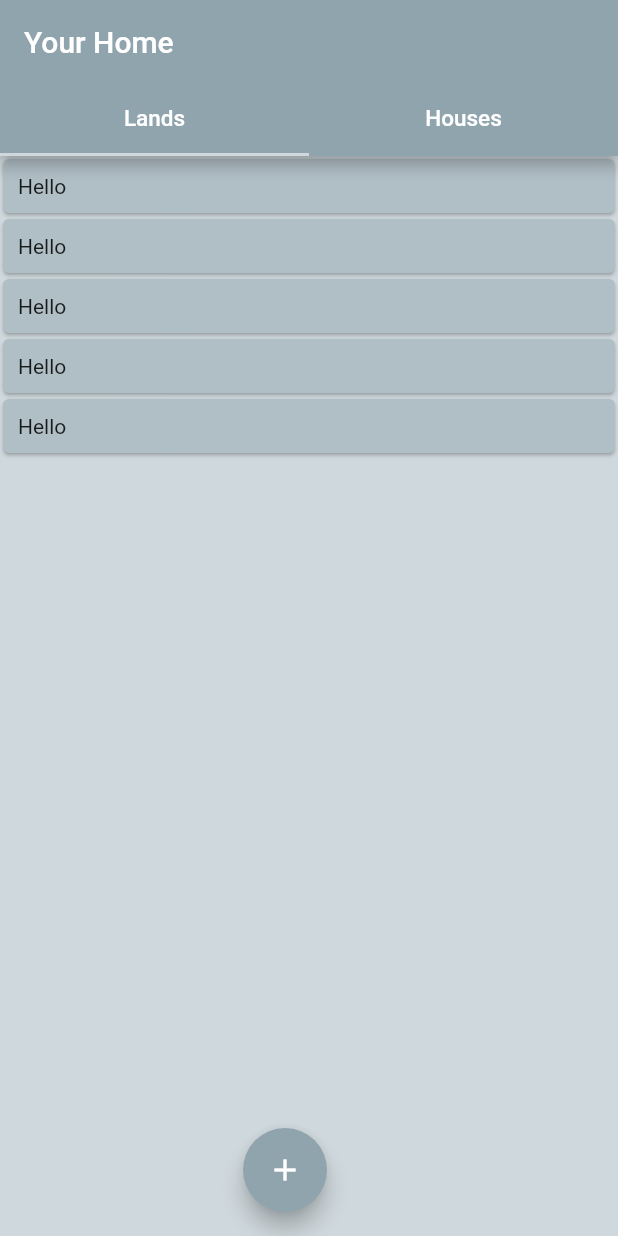
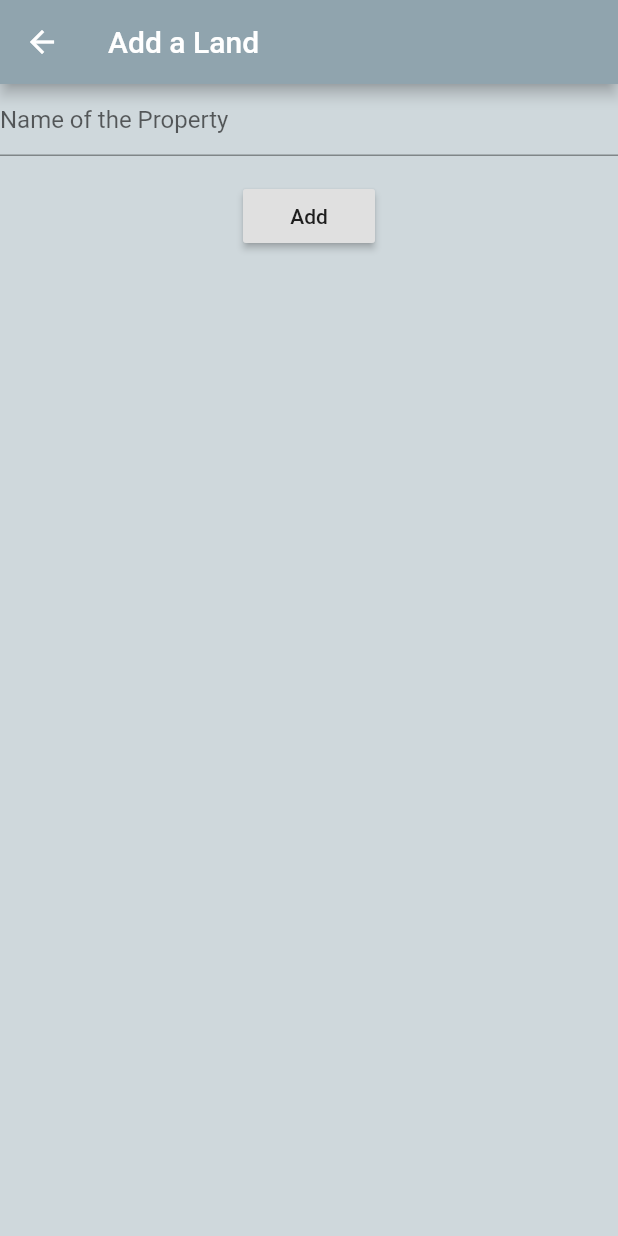
Before and after one commit to chathu89916/Land_Finder, a Flutter app: the screen it shows after launch, after a tap on the "add" icon, on a phone screen of 412 x 824 dp. Run offline on Flutter 3.47's test engine with Material 2 defaults, Android fonts, the phone set to English and light mode, and no system bars.

Commit message:
added the 'addland' page

```diff
--- a/lib/screens/addLands.dart
+++ b/lib/screens/addLands.dart
@@ -1,5 +1,6 @@
 import 'package:flutter/material.dart';
 import 'package:Land_Finder/screens/lands.dart';
+import 'package:Land_Finder/style/appBarStyle.dart';
 
 class AddLands extends StatefulWidget {
   @override
@@ -9,8 +10,75 @@ class AddLands extends StatefulWidget {
 class _AddLandsState extends State<AddLands> {
   @override
   Widget build(BuildContext context) {
-    return Container(
-
+    return MaterialApp(
+      debugShowCheckedModeBanner: false,
+      home: Scaffold(
+        backgroundColor: Colors.blueGrey[100],
+        appBar: AppBar(
+          leading: IconButton(
+            icon: Icon(Icons.arrow_back),
+            onPressed: () => Navigator.of(context).pop(),
+          ),
+          backgroundColor: AppBarStyle.appBarColor,
+          title: Text(
+            'Add a Land',
+            style: AppBarStyle.txtStyle,
+          ),
+        ),
+        body: FormWidget(),
+      ),
     );
   }
 }
+
+class FormWidget extends StatefulWidget {
+  FormWidget({Key key}) : super(key: key);
+
+  @override
+  _FormWidgetState createState() => _FormWidgetState();
+}
+
+class _FormWidgetState extends State<FormWidget> {
+  final _formKey = GlobalKey<FormState>();
+
+  @override
+  Widget build(BuildContext context) {
+    return Form(
+      key: _formKey,
+      child: Column(
+        crossAxisAlignment: CrossAxisAlignment.start,
+        children: <Widget>[
+          TextFormField(
+            decoration: const InputDecoration(
+              hintText: 'Name of the Property',
+            ),
+            validator: (value) {
+              if (value.isEmpty) {
+                return 'Please add a Name';
+              }
+              return null;
+            },
+          ),
+          Padding(
+            padding: EdgeInsets.symmetric(
+              vertical: 16.0,
+            ),
+            child: Row(
+              mainAxisAlignment: MainAxisAlignment.center,
+              children: <Widget>[
+                RaisedButton(
+                  onPressed: () {
+                    if(_formKey.currentState.validate()){
+                      print('Saved');
+                    }
+                  },
+                  child: Text('Add'),
+                ),
+              ],
+            ),
+          ),
+        ],
+      ),
+    );
+  }
+}
--- a/lib/screens/lands.dart
+++ b/lib/screens/lands.dart
@@ -1,4 +1,5 @@
 import 'package:flutter/material.dart';
+import 'package:Land_Finder/style/appBarStyle.dart';
 
 class Lands extends StatefulWidget {
   @override
@@ -40,6 +41,26 @@ final TextStyle txtThemeSub =
     TextStyle(color: Colors.white, fontFamily: 'Roboto', fontSize: 15.0);
 
 class _LandsState extends State<Lands> with SingleTickerProviderStateMixin {
+  TabController _tabController;
+
+  @override
+  void initState() {
+    super.initState();
+    _tabController = TabController(length: 2, vsync: this, initialIndex: 0);
+    _tabController.addListener(_handleTabIndex);
+  }
+
+  @override
+  void dispose() {
+    _tabController.removeListener(_handleTabIndex);
+    _tabController.dispose();
+    super.dispose();
+  }
+
+  void _handleTabIndex() {
+    setState(() {});
+  }
+
   final List<Tab> mainTabs = <Tab>[
     Tab(
       child: Text(
@@ -57,22 +78,23 @@ class _LandsState extends State<Lands> with SingleTickerProviderStateMixin {
 
   @override
   Widget build(BuildContext context) {
-    return DefaultTabController(
-      length: 2,
-      child: Scaffold(
+    return MaterialApp(
+      debugShowCheckedModeBanner: false,
+      home: Scaffold(
         backgroundColor: Colors.blueGrey[100],
         appBar: AppBar(
-          backgroundColor: Colors.blueGrey[300],
+          backgroundColor: AppBarStyle.appBarColor,
           title: Text(
             'Your Home',
-            style: txtThemeHeading,
+            style: AppBarStyle.txtStyle,
           ),
           bottom: TabBar(
+            controller: _tabController,
             indicatorColor: Colors.blueGrey[100],
             tabs: mainTabs,
           ),
         ),
-        body: TabBarView(children: <Widget>[
+        body: TabBarView(controller: _tabController, children: <Widget>[
           Column(
             children: <Widget>[
               Expanded(
@@ -98,7 +120,11 @@ class _LandsState extends State<Lands> with SingleTickerProviderStateMixin {
           mainAxisAlignment: MainAxisAlignment.center,
           children: <Widget>[
             FloatingActionButton(
-              onPressed: () {},
+              onPressed: () {
+                _tabController.index == 0
+                    ? Navigator.pushNamed(context, '/addLands')
+                    : print('this is tab 2');
+              },
               child: Icon(Icons.add),
               backgroundColor: Colors.blueGrey[300],
             ),
--- /dev/null
+++ b/lib/style/appBarStyle.dart
@@ -0,0 +1,13 @@
+import 'package:flutter/material.dart';
+
+abstract class AppBarStyle {
+  static const TextStyle txtStyle = TextStyle(
+    color: Colors.white,
+    fontSize: 20.0,
+    fontFamily: 'Roboto',
+  );
+  static Color appBarColor = Colors.blueGrey[300];
+}
+
+// final TextStyle txtThemeHeading =
+//     TextStyle(color: Colors.white, fontFamily: 'Roboto', fontSize: 20.0);
```
